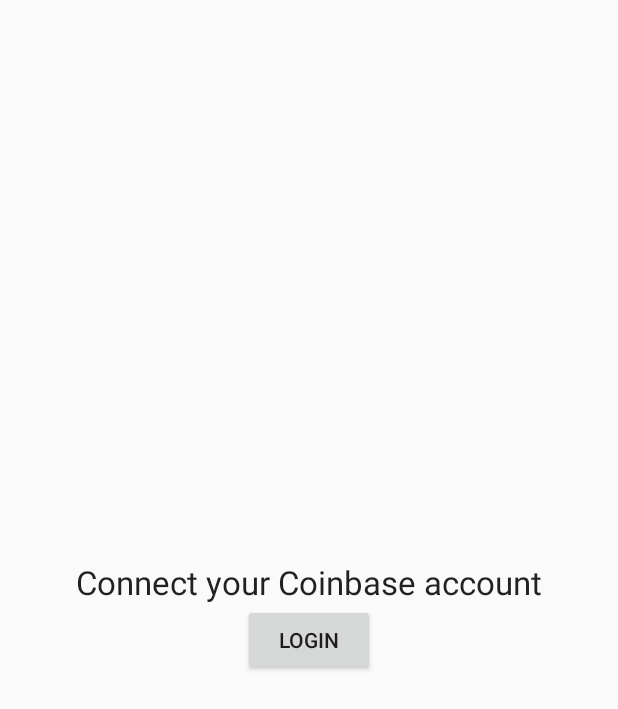
After one commit to jonalmeida/Keinbase, an Android app: the fragment CoinbaseProfileFragment shown on its own in the app's theme, on a phone screen of 412 x 824 dp. The commit adds this screen. Shown: the top 709 px of the screen. Run offline under Robolectric (Android 15) with nearby library versions, the phone set to English and light mode, and no system bars.

Commit message:
Base login fragment for Coinbase

```diff
--- /dev/null
+++ b/app/src/main/java/com/jonalmeida/keinbase/CoinbaseProfileFragment.java
@@ -0,0 +1,17 @@
+package com.jonalmeida.keinbase;
+
+import android.os.Bundle;
+import android.support.v4.app.Fragment;
+import android.view.LayoutInflater;
+import android.view.View;
+import android.view.ViewGroup;
+
+public class CoinbaseProfileFragment extends Fragment {
+    @Override
+    public View onCreateView(LayoutInflater inflater,
+                             ViewGroup container, Bundle savedInstanceState) {
+        // Check if logged in, then inflate view accordingly
+        View rootView = inflater.inflate(R.layout.fragment_coinbase_sign_in, container, false);
+        return rootView;
+    }
+}
--- /dev/null
+++ b/app/src/main/res/layout/fragment_coinbase_sign_in.xml
@@ -0,0 +1,22 @@
+<?xml version="1.0" encoding="utf-8"?>
+<LinearLayout xmlns:android="http://schemas.android.com/apk/res/android"
+              android:orientation="vertical"
+              android:gravity="center"
+              android:layout_width="match_parent"
+              android:layout_height="match_parent">
+
+    <TextView
+        android:layout_width="wrap_content"
+        android:layout_height="wrap_content"
+        android:textAppearance="?android:attr/textAppearanceLarge"
+        android:text="@string/connect_coinbase_account"
+        android:id="@+id/textView"
+        android:layout_gravity="center_horizontal"/>
+
+    <Button
+        android:layout_width="wrap_content"
+        android:layout_height="wrap_content"
+        android:text="@string/login"
+        android:id="@+id/button"
+        android:layout_gravity="center_horizontal"/>
+</LinearLayout>
--- a/app/src/main/res/values/strings.xml
+++ b/app/src/main/res/values/strings.xml
@@ -8,4 +8,6 @@
     <string name="card_user_photo"/>
     <string name="placeholder_name">John Doe</string>
     <string name="placeholder_bitcoin_hash">1Nwrzm3HiirdhuCwZoCpiv8bdziL3wZTyL</string>
+    <string name="connect_coinbase_account">Connect your Coinbase account</string>
+    <string name="login">Login</string>
 </resources>
--- a/app/src/main/res/values/styles.xml
+++ b/app/src/main/res/values/styles.xml
@@ -27,11 +27,11 @@
         <item name="background">@color/primary_dark</item>
         <item name="android:textColor">@color/primary_light</item>
         <item name="tabIndicatorColor">@color/accent</item>
-        <item name="tabTextAppearance">@style/FennecTabs</item>
+        <item name="tabTextAppearance">@style/TabsTextStyle</item>
         <item name="tabSelectedTextColor">#ffffff</item>
     </style>
 
-    <style name="FennecTabs" parent="TextAppearance.Design.Tab">
+    <style name="TabsTextStyle" parent="TextAppearance.Design.Tab">
         <item name="android:textColor">#b4b6b8</item>
     </style>
 
```
Also changed, not shown: app/src/main/java/com/jonalmeida/keinbase/MainViewPagerAdapter.java (+5 -5 lines).
